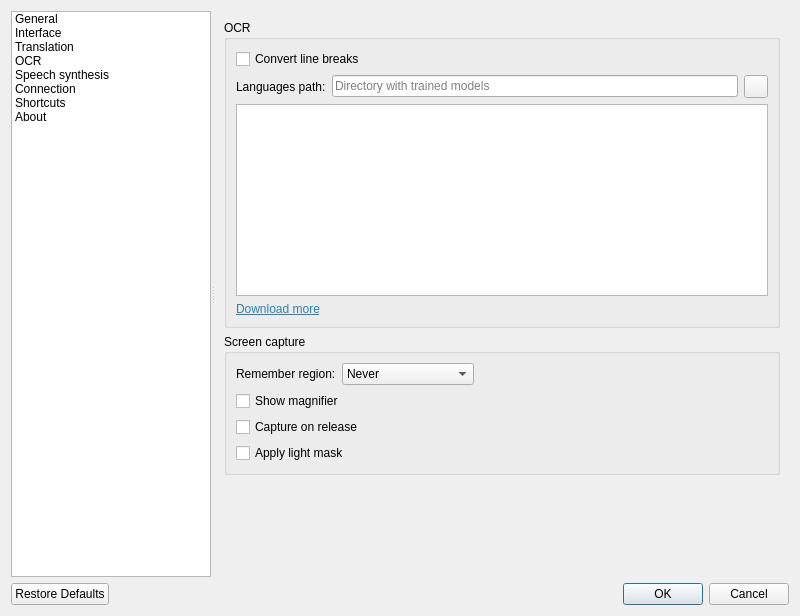
crow-translate/crow-translate, file src/settings/settingsdialog.ui: the form before one commit.
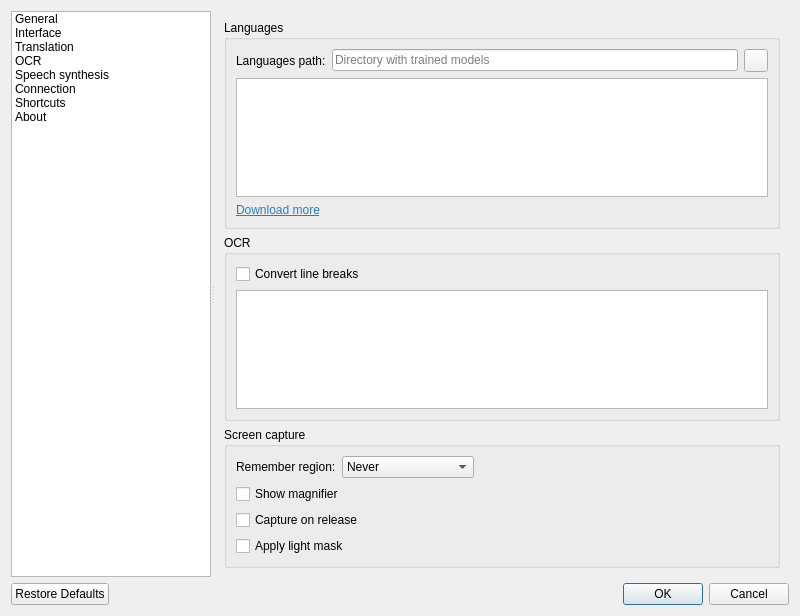
The form after the commit. The open tabs and pages were chosen to show the change. Icons and pictures are not drawn. Custom widgets are drawn as their Qt base class.

Commit message:
Add table for tesseract parameters to settings dialog
Also move languages to separate QGroupBox.

```diff
--- a/src/settings/settingsdialog.ui
+++ b/src/settings/settingsdialog.ui
@@ -727,24 +727,24 @@
         <item>
          <widget class="QGroupBox" name="ocrGroupBox">
           <property name="title">
-           <string notr="true">OCR</string>
+           <string>Languages</string>
           </property>
           <layout class="QGridLayout" name="ocrLanguagesLayout">
-           <item row="3" column="0" colspan="3">
+           <item row="1" column="0" colspan="3">
             <widget class="OcrLanguagesListWidget" name="ocrLanguagesListWidget">
              <property name="toolTip">
               <string>&lt;html&gt;&lt;head/&gt;&lt;body&gt;&lt;p&gt;Loading additional languages will impact both speed and accuracy, as there is more work to do to decide on the applicable language, and there is more chance of hallucinating incorrect words.&lt;/p&gt;&lt;/body&gt;&lt;/html&gt;</string>
              </property>
             </widget>
            </item>
-           <item row="1" column="0">
+           <item row="0" column="0">
             <widget class="QLabel" name="ocrLanguagesPathLabel">
              <property name="text">
               <string>Languages path:</string>
              </property>
             </widget>
            </item>
-           <item row="1" column="2">
+           <item row="0" column="2">
             <widget class="QToolButton" name="ocrLanguagesPathButton">
              <property name="toolTip">
               <string>&lt;html&gt;&lt;head/&gt;&lt;body&gt;&lt;p&gt;Select OCR languages path&lt;/p&gt;&lt;/body&gt;&lt;/html&gt;</string>
@@ -755,7 +755,7 @@
              </property>
             </widget>
            </item>
-           <item row="4" column="0">
+           <item row="2" column="0">
             <widget class="QLabel" name="downloadMoreLabel">
              <property name="toolTip">
               <string>&lt;html&gt;&lt;head/&gt;&lt;body&gt;&lt;p&gt;Open GitHub repository&lt;/p&gt;&lt;/body&gt;&lt;/html&gt;</string>
@@ -768,13 +768,22 @@
              </property>
             </widget>
            </item>
-           <item row="1" column="1">
+           <item row="0" column="1">
             <widget class="QLineEdit" name="ocrLanguagesPathEdit">
              <property name="placeholderText">
               <string>Directory with trained models</string>
              </property>
             </widget>
            </item>
+          </layout>
+         </widget>
+        </item>
+        <item>
+         <widget class="QGroupBox" name="ocrParametersGroupBox">
+          <property name="title">
+           <string notr="true">OCR</string>
+          </property>
+          <layout class="QGridLayout" name="ocrParametersLayout">
            <item row="0" column="0" colspan="3">
             <widget class="QCheckBox" name="convertLineBreaksCheckBox">
              <property name="toolTip">
@@ -785,6 +794,9 @@
              </property>
             </widget>
            </item>
+           <item row="1" column="0" colspan="3">
+            <widget class="TesseractParametersTableWidget" name="tesseractParametersTableWidget"></widget>
+           </item>
           </layout>
          </widget>
         </item>
@@ -1514,6 +1526,11 @@
    <extends>QListWidget</extends>
    <header>settings/ocrlanguageslistwidget.h</header>
   </customwidget>
+  <customwidget>
+   <class>TesseractParametersTableWidget</class>
+   <extends>QTableWidget</extends>
+   <header>settings/tesseractparameterstablewidget.h</header>
+  </customwidget>
  </customwidgets>
  <resources>
   <include location="../../data/icons/engines/engines.qrc"/>
```
Left out of the diff: 5 changed lines with no effect on the pictures. The commit also changes 6 other files.
